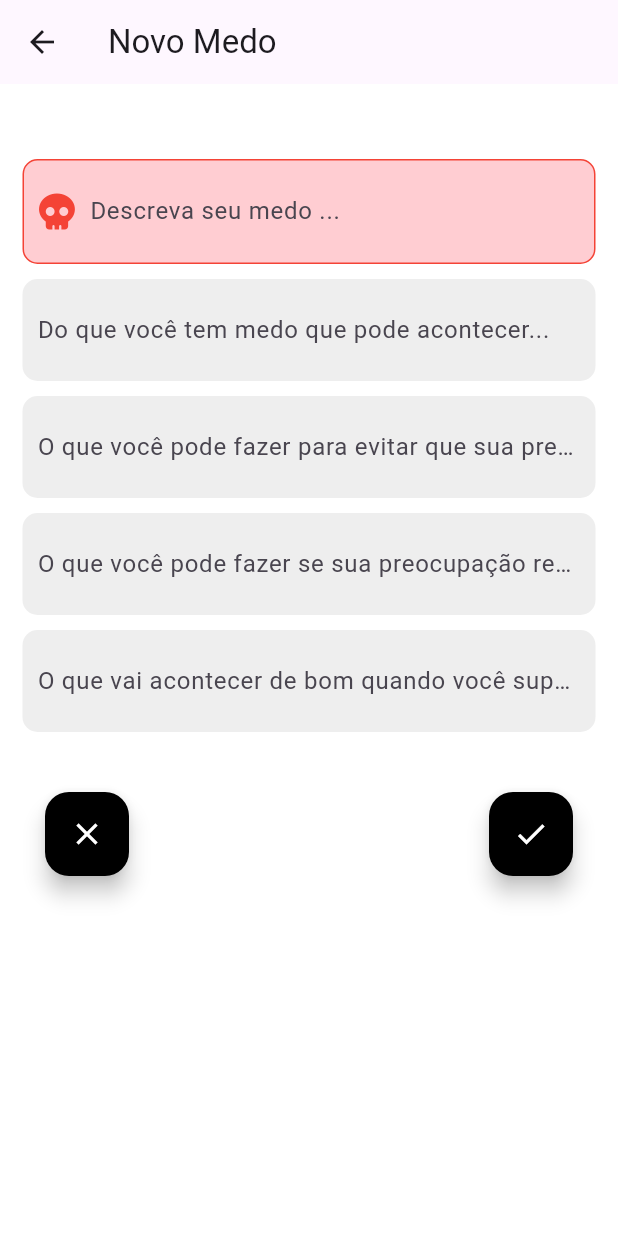
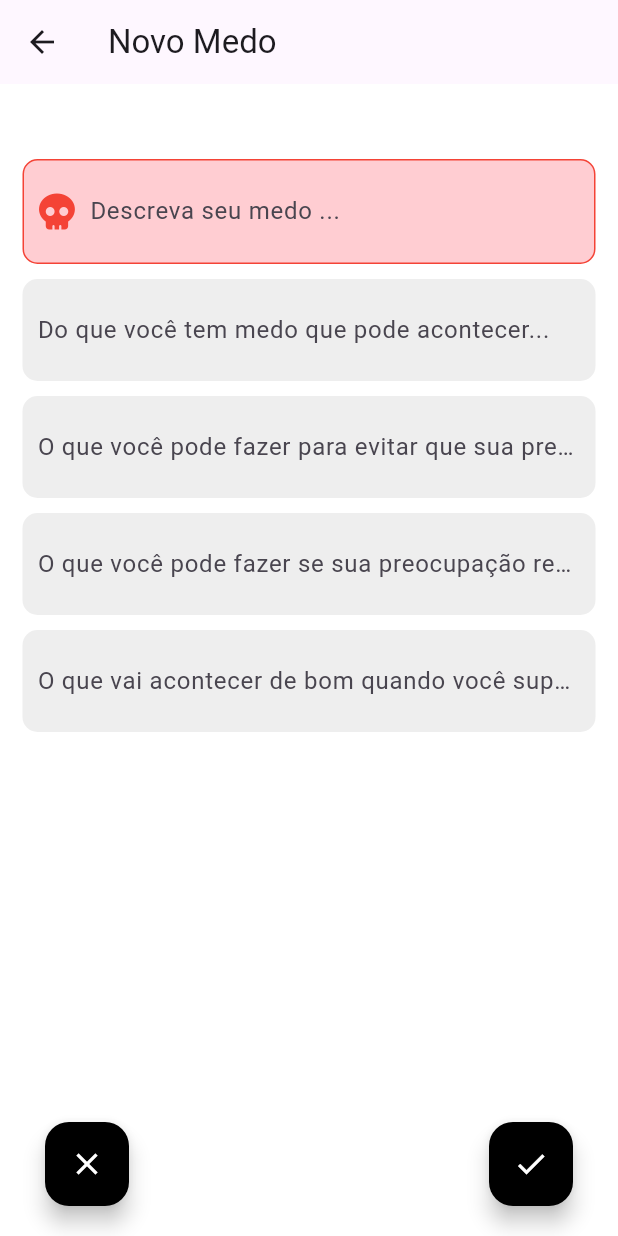
Before and after one commit to AyrllanP/DSI, a Flutter app: the NotasDiariaPage screen opened by its route, item 2 of the bottom bar chosen, after a tap on the "add" icon, on a phone screen of 412 x 824 dp. Run offline on Flutter 3.47's test engine with Material 3 defaults, Android fonts, the phone set to English and light mode, and no system bars; our stand-ins replace cloud_firestore, firebase_auth, firebase_core, fl_chart, flutter_map, font_awesome_flutter and 2 more; accounts and stored records are empty; generated files the repository leaves out were written again.

Commit message:
Ajustes no design

```diff
--- a/lib/cadastro.dart
+++ b/lib/cadastro.dart
@@ -85,7 +85,8 @@ class _CadastroPageState extends State<CadastroPage> {
       body:
       Column(
         children: [
-          Expanded(
+          SizedBox(
+            height: 370,
             child: Center(
               child: Column(
                 mainAxisAlignment: MainAxisAlignment.center,
--- a/lib/diario_medo.dart
+++ b/lib/diario_medo.dart
@@ -216,14 +216,34 @@ class _DiarioMedoPageState extends State<DiarioMedoPage> {
                       color: Colors.red,
                       size: 30,
                     ),
-                    title: Text(medo['medo'] ?? 'Sem título'),
+                    title: Text(
+                      medo['medo'] ?? 'Sem título',
+                      maxLines: 1,
+                      overflow: TextOverflow.ellipsis,
+                      ),
                     subtitle: Column(
                       crossAxisAlignment: CrossAxisAlignment.start,
                       children: [
-                        Text('Preocupação: ${medo['preocupacao'] ?? 'Nenhuma'}'),
-                        Text('Prevenir: ${medo['prevenir'] ?? 'Nenhuma'}'),
-                        Text('Corrigir: ${medo['corrigir'] ?? 'Nenhuma'}'),
-                        Text('Benefícios: ${medo['beneficios'] ?? 'Sem benefício'}'),
+                        Text(
+                          'Preocupação: ${medo['preocupacao'] ?? 'Nenhuma'}',
+                          maxLines: 1,
+                          overflow: TextOverflow.ellipsis,
+                          ),
+                        Text(
+                          'Prevenir: ${medo['prevenir'] ?? 'Nenhuma'}',
+                          maxLines: 1,
+                          overflow: TextOverflow.ellipsis,
+                          ),
+                        Text(
+                          'Corrigir: ${medo['corrigir'] ?? 'Nenhuma'}',
+                          maxLines: 1,
+                          overflow: TextOverflow.ellipsis,
+                          ),
+                        Text(
+                          'Benefícios: ${medo['beneficios'] ?? 'Sem benefício'}',
+                          maxLines: 1,
+                          overflow: TextOverflow.ellipsis,
+                          ),
                       ],
                     ),
                     onTap: () {
--- a/lib/entrada_habitos.dart
+++ b/lib/entrada_habitos.dart
@@ -58,6 +58,7 @@ class _EntradaHabitosPageState extends State<EntradaHabitosPage> {
         padding: const EdgeInsets.all(16.0),
         child: Column(
           children: [
+            const SizedBox(height: 40),
             // Nome do hábito
             TextField(
               controller: _habitoController,
@@ -66,7 +67,7 @@ class _EntradaHabitosPageState extends State<EntradaHabitosPage> {
                 border: OutlineInputBorder(),
               ),
             ),
-            const SizedBox(height: 20),
+            const SizedBox(height: 30),
 
             // Descrição do hábito
             TextField(
@@ -76,7 +77,7 @@ class _EntradaHabitosPageState extends State<EntradaHabitosPage> {
                 border: OutlineInputBorder(),
               ),
             ),
-            const SizedBox(height: 20),
+            const SizedBox(height: 30),
 
             // Frequência do hábito
             DropdownButtonFormField<String>(
@@ -130,7 +131,10 @@ class _EntradaHabitosPageState extends State<EntradaHabitosPage> {
                                   _diasSelecionados.add(dia);
                                 } else {
                                   ScaffoldMessenger.of(context).showSnackBar(
-                                    SnackBar(content: Text("Você só pode escolher $maxDiasPermitidos dia(s).")),
+                                    SnackBar(
+                                      content: Text("Você só pode escolher $maxDiasPermitidos dia(s)."),
+                                      backgroundColor: Colors.red
+                                      ),
                                   );
                                 }
                               }
--- a/lib/login.dart
+++ b/lib/login.dart
@@ -87,7 +87,8 @@ class _LoginPageState extends State<LoginPage> {
       body:
        Column(
         children: [
-          Expanded(
+          SizedBox(
+            height: 430,
             child: Center(
               child: Column(
                 mainAxisAlignment: MainAxisAlignment.center,
--- a/lib/medo_page.dart
+++ b/lib/medo_page.dart
@@ -120,59 +120,39 @@ class _MedoPageState extends State<MedoPage> {
       appBar: AppBar(
         title: Text(_isEditMode ? 'Editar Medo' : 'Novo Medo'),
       ),
-      body: SingleChildScrollView(
-        child: Padding(
+      body: Column(
+        mainAxisAlignment: MainAxisAlignment.spaceBetween, // Distribui espaço entre os elementos
+        children: [
+          Expanded(
+            child: SingleChildScrollView(
               padding: EdgeInsets.only(top: 50),
               child: Column(
                 children: [
-              // Primeira caixa com o ícone e a cor vermelha
-              _buildInputCard("DESCREVA SEU MEDO:", "Descreva seu medo ...",
-                  _medoController,
-                  isRed: true),
+                  _buildInputCard("DESCREVA SEU MEDO:", "Descreva seu medo ...", _medoController, isRed: true),
+                  SizedBox(height: 10),
+                  _buildInputCard("IDENTIFIQUE SUA PREOCUPAÇÃO:", "Do que você tem medo que pode acontecer...", _preocupacaoController, isGray: true),
+                  SizedBox(height: 10),
+                  _buildInputCard("COMO PREVENIR:", "O que você pode fazer para evitar que sua preocupação aconteça...", _prevenirController, isGray: true),
+                  SizedBox(height: 10),
+                  _buildInputCard("COMO CORRIGIR:", "O que você pode fazer se sua preocupação realmente acontecer...", _corrigirController, isGray: true),
+                  SizedBox(height: 10),
+                  _buildInputCard("QUAIS OS BENEFÍCIOS DO SUCESSO:", "O que vai acontecer de bom quando você superar o medo...", _beneficiosController, isGray: true),
+                ],
+              ),
+            ),
+          ),
 
-              // Outras caixas com fundo cinza e o mesmo espaçamento
-              SizedBox(height: 10), // Espaçamento entre as caixas
-              _buildInputCard(
-                  "IDENTIFIQUE SUA PREOCUPAÇÃO:",
-                  "Do que você tem medo que pode acontecer...",
-                  _preocupacaoController,
-                  isGray: true),
-              SizedBox(height: 10), // Espaçamento entre as caixas
-              _buildInputCard(
-                  "COMO PREVENIR:",
-                  "O que você pode fazer para evitar que sua preocupação aconteça...",
-                  _prevenirController,
-                  isGray: true),
-              SizedBox(height: 10), // Espaçamento entre as caixas
-              _buildInputCard(
-                  "COMO CORRIGIR:",
-                  "O que você pode fazer se sua preocupação realmente acontecer...",
-                  _corrigirController,
-                  isGray: true),
-              SizedBox(height: 10), // Espaçamento entre as caixas
-              _buildInputCard(
-                  "QUAIS OS BENEFÍCIOS DO SUCESSO:",
-                  "O que vai acontecer de bom quando você superar o medo...",
-                  _beneficiosController,
-                  isGray: true),
-
-              SizedBox(height: 20),
-
-              // Botões de ação
-              // Botões de ação
+          // Alinhando os botões ao final da página
           Padding(
             padding: EdgeInsets.symmetric(horizontal: 30, vertical: 20),
             child: Row(
               mainAxisAlignment: MainAxisAlignment.spaceBetween,
               children: [
-                    // Botão 'X' (fechar)
                 FloatingActionButton(
                   onPressed: () => Navigator.pop(context),
                   backgroundColor: Colors.black,
                   child: Icon(Icons.close, color: Colors.white),
                 ),
-
-                    // Botão 'V' (salvar)
                 FloatingActionButton(
                   onPressed: _salvarMedo,
                   backgroundColor: Colors.black,
@@ -183,8 +163,7 @@ class _MedoPageState extends State<MedoPage> {
           ),
         ],
       ),
-        ),
-      ),
     );
   }
+
 }
--- a/lib/notas_diarias.dart
+++ b/lib/notas_diarias.dart
@@ -234,8 +234,16 @@ class _NotasDiariaPageState extends State<NotasDiariaPage> {
                       color: emojiColor,
                       size: 36,
                     ),
-                    title: Text(nota['titulo'] ?? 'Sem título'),
-                    subtitle: Text(nota['nota'] ?? 'Sem conteúdo'),
+                    title: Text(
+                      nota['titulo'] ?? 'Sem título',
+                      maxLines: 1,
+                      overflow: TextOverflow.ellipsis,
+                      ),
+                    subtitle: Text(
+                      nota['nota'] ?? 'Sem conteúdo',
+                      maxLines: 1,
+                      overflow: TextOverflow.ellipsis,
+                      ),
                     trailing: Text(
                       nota['dataCriacao'] != null
                           ? DateFormat('dd/MM/yyyy').format(
```
Lines whose indentation alone changed are shown as unchanged.
